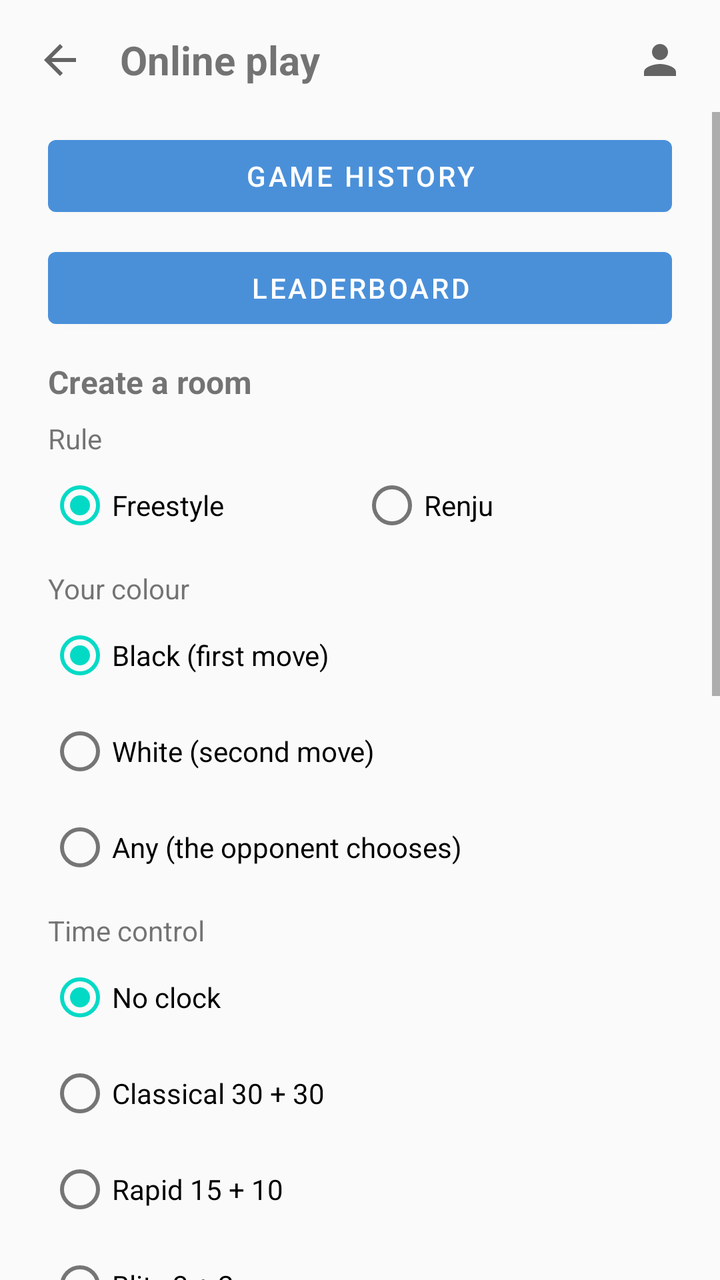
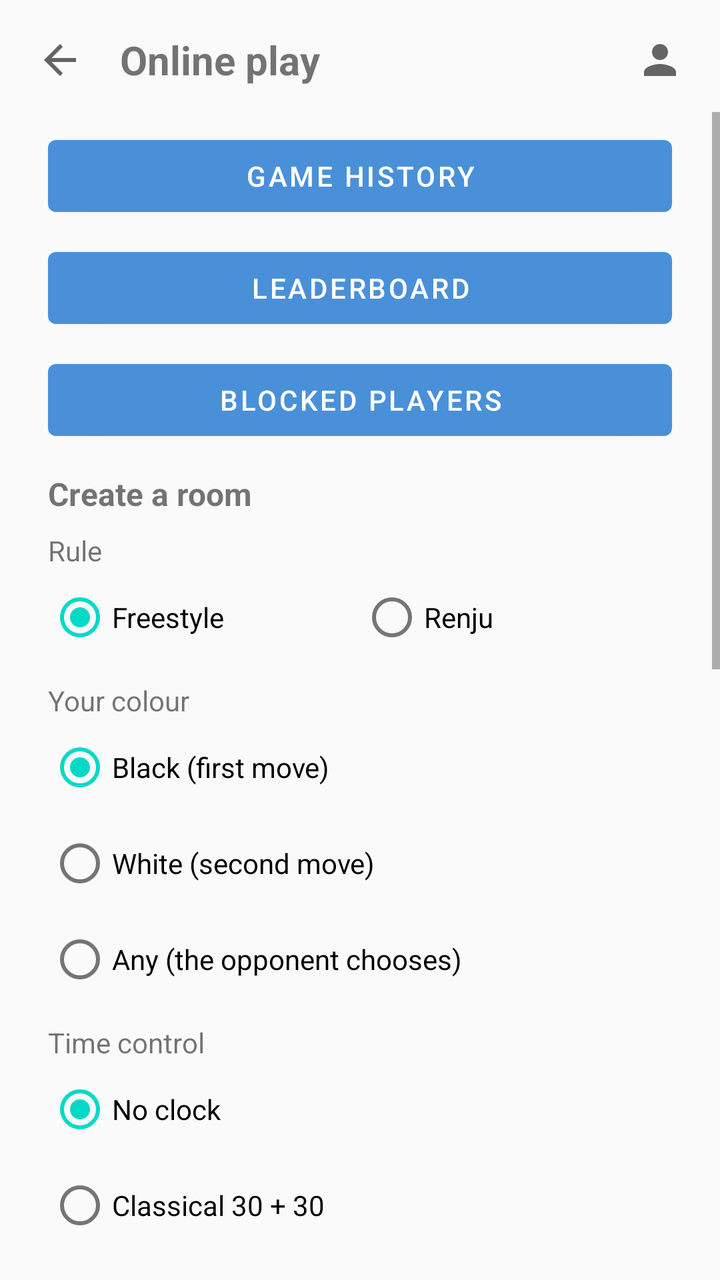

The first picture is an Android layout as it rendered before a commit; the second is the same layout after the commit. The layout source and the unified diff follow.
<!-- AndroidManifest.xml: application theme Theme.Gomoku -->
<!-- res/layout/activity_online.xml -->
<?xml version="1.0" encoding="utf-8"?>
<LinearLayout xmlns:android="http://schemas.android.com/apk/res/android"
    android:id="@+id/onlineRoot"
    android:layout_width="match_parent"
    android:layout_height="match_parent"
    android:orientation="vertical">

    
    <LinearLayout
        android:id="@+id/onlineTopBar"
        android:layout_width="match_parent"
        android:layout_height="wrap_content"
        android:gravity="center_vertical"
        android:orientation="horizontal"
        android:paddingStart="8dp"
        android:paddingEnd="8dp"
        android:paddingTop="8dp"
        android:paddingBottom="4dp">

        <ImageButton
            android:id="@+id/btnOnlineBack"
            android:layout_width="44dp"
            android:layout_height="44dp"
            android:background="?attr/selectableItemBackgroundBorderless"
            android:contentDescription="@string/online_back"
            android:src="@drawable/ic_back" />

        <TextView
            android:id="@+id/tvOnlineTitle"
            android:layout_width="0dp"
            android:layout_height="wrap_content"
            android:layout_marginStart="8dp"
            android:layout_weight="1"
            android:text="@string/online_title"
            android:textSize="20sp"
            android:textStyle="bold" />

        <TextView
            android:id="@+id/tvOnlineNickname"
            android:layout_width="wrap_content"
            android:layout_height="wrap_content"
            android:layout_marginEnd="4dp"
            android:textSize="14sp" />

        <ImageButton
            android:id="@+id/btnOnlineAccount"
            android:layout_width="44dp"
            android:layout_height="44dp"
            android:background="?attr/selectableItemBackgroundBorderless"
            android:contentDescription="@string/account_title"
            android:src="@drawable/ic_account" />
    </LinearLayout>

    <ScrollView
        android:layout_width="match_parent"
        android:layout_height="0dp"
        android:layout_weight="1">

        <LinearLayout
            android:layout_width="match_parent"
            android:layout_height="wrap_content"
            android:orientation="vertical"
            android:paddingStart="24dp"
            android:paddingEnd="24dp"
            android:paddingBottom="16dp">

            <TextView
                android:id="@+id/tvOnlineError"
                android:layout_width="match_parent"
                android:layout_height="wrap_content"
                android:layout_marginBottom="8dp"
                android:textSize="14sp"
                android:visibility="gone" />

            
            <LinearLayout
                android:id="@+id/groupWaiting"
                android:layout_width="match_parent"
                android:layout_height="wrap_content"
                android:orientation="vertical"
                android:visibility="gone">

                <TextView
                    android:id="@+id/tvWaitingTitle"
                    android:layout_width="match_parent"
                    android:layout_height="wrap_content"
                    android:layout_marginTop="8dp"
                    android:text="@string/online_waiting"
                    android:textSize="16sp" />

                <TextView
                    android:id="@+id/tvWaitingCode"
                    android:layout_width="match_parent"
                    android:layout_height="wrap_content"
                    android:layout_marginTop="12dp"
                    android:gravity="center"
                    android:letterSpacing="0.25"
                    android:textSize="40sp"
                    android:textStyle="bold" />

                <TextView
                    android:id="@+id/tvWaitingHint"
                    android:layout_width="match_parent"
                    android:layout_height="wrap_content"
                    android:layout_marginTop="8dp"
                    android:gravity="center"
                    android:text="@string/online_waiting_hint"
                    android:textSize="14sp" />

                <Button
                    android:id="@+id/btnCloseRoom"
                    android:layout_width="match_parent"
                    android:layout_height="wrap_content"
                    android:layout_marginTop="20dp"
                    android:text="@string/online_cancel_room" />
            </LinearLayout>

            
            <LinearLayout
                android:id="@+id/groupForm"
                android:layout_width="match_parent"
                android:layout_height="wrap_content"
                android:orientation="vertical">

                <Button
                    android:id="@+id/btnResume"
                    android:layout_width="match_parent"
                    android:layout_height="wrap_content"
                    android:layout_marginTop="8dp"
                    android:text="@string/online_return_to_game"
                    android:visibility="gone" />

                <Button
                    android:id="@+id/btnHistory"
                    android:layout_width="match_parent"
                    android:layout_height="wrap_content"
                    android:layout_marginTop="8dp"
                    android:text="@string/online_history" />

                <Button
                    android:id="@+id/btnLeaders"
                    android:layout_width="match_parent"
                    android:layout_height="wrap_content"
                    android:layout_marginTop="8dp"
                    android:text="@string/online_leaders" />

                <TextView
                    android:id="@+id/tvCreateTitle"
                    android:layout_width="match_parent"
                    android:layout_height="wrap_content"
                    android:layout_marginTop="12dp"
                    android:text="@string/online_create"
                    android:textSize="16sp"
                    android:textStyle="bold" />

                <TextView
                    android:id="@+id/tvRuleTitle"
                    android:layout_width="match_parent"
                    android:layout_height="wrap_content"
                    android:layout_marginTop="8dp"
                    android:text="@string/online_rule"
                    android:textSize="14sp" />

                <RadioGroup
                    android:id="@+id/rgRule"
                    android:layout_width="match_parent"
                    android:layout_height="wrap_content"
                    android:orientation="horizontal">

                    <RadioButton
                        android:id="@+id/rbFreestyle"
                        android:layout_width="0dp"
                        android:layout_height="wrap_content"
                        android:layout_weight="1"
                        android:checked="true"
                        android:text="@string/online_rule_freestyle" />

                    <RadioButton
                        android:id="@+id/rbRenju"
                        android:layout_width="0dp"
                        android:layout_height="wrap_content"
                        android:layout_weight="1"
                        android:text="@string/online_rule_renju" />
                </RadioGroup>

                <TextView
                    android:id="@+id/tvColorTitle"
                    android:layout_width="match_parent"
                    android:layout_height="wrap_content"
                    android:layout_marginTop="8dp"
                    android:text="@string/online_play_as"
                    android:textSize="14sp" />

                
                <RadioGroup
                    android:id="@+id/rgColor"
                    android:layout_width="match_parent"
                    android:layout_height="wrap_content"
                    android:orientation="vertical">

                    <RadioButton
                        android:id="@+id/rbColorBlack"
                        android:layout_width="match_parent"
                        android:layout_height="wrap_content"
                        android:checked="true"
                        android:text="@string/play_black" />

                    <RadioButton
                        android:id="@+id/rbColorWhite"
                        android:layout_width="match_parent"
                        android:layout_height="wrap_content"
                        android:text="@string/play_white" />

                    <RadioButton
                        android:id="@+id/rbColorAny"
                        android:layout_width="match_parent"
                        android:layout_height="wrap_content"
                        android:text="@string/online_color_any" />
                </RadioGroup>

                <TextView
                    android:id="@+id/tvTimeTitle"
                    android:layout_width="match_parent"
                    android:layout_height="wrap_content"
                    android:layout_marginTop="8dp"
                    android:text="@string/online_time_control"
                    android:textSize="14sp" />

                <RadioGroup
                    android:id="@+id/rgTime"
                    android:layout_width="match_parent"
                    android:layout_height="wrap_content"
                    android:orientation="vertical">

                    <RadioButton
                        android:id="@+id/rbUntimed"
                        android:layout_width="match_parent"
                        android:layout_height="wrap_content"
                        android:checked="true"
                        android:text="@string/online_time_untimed" />

                    <RadioButton
                        android:id="@+id/rbClassic"
                        android:layout_width="match_parent"
                        android:layout_height="wrap_content"
                        android:text="@string/online_time_classic" />

                    <RadioButton
                        android:id="@+id/rbRapid"
                        android:layout_width="match_parent"
                        android:layout_height="wrap_content"
                        android:text="@string/online_time_rapid" />

                    <RadioButton
                        android:id="@+id/rbBlitz"
                        android:layout_width="match_parent"
                        android:layout_height="wrap_content"
                        android:text="@string/online_time_blitz" />
                </RadioGroup>

                <Button
                    android:id="@+id/btnCreate"
                    android:layout_width="match_parent"
                    android:layout_height="wrap_content"
                    android:layout_marginTop="12dp"
                    android:text="@string/online_create_action" />

                
                <Button
                    android:id="@+id/btnQuick"
                    android:layout_width="match_parent"
                    android:layout_height="wrap_content"
                    android:layout_marginTop="8dp"
                    android:text="@string/online_quick" />

                <LinearLayout
                    android:layout_width="match_parent"
                    android:layout_height="wrap_content"
                    android:layout_marginTop="16dp"
                    android:gravity="center_vertical"
                    android:orientation="horizontal">

                    <TextView
                        android:id="@+id/tvLobbyTitle"
                        android:layout_width="0dp"
                        android:layout_height="wrap_content"
                        android:layout_weight="1"
                        android:text="@string/online_lobby"
                        android:textSize="16sp"
                        android:textStyle="bold" />

                    <Button
                        android:id="@+id/btnRefreshLobby"
                        android:layout_width="wrap_content"
                        android:layout_height="wrap_content"
                        android:text="@string/online_lobby_refresh" />
                </LinearLayout>

                <TextView
                    android:id="@+id/tvLobbyEmpty"
                    android:layout_width="match_parent"
                    android:layout_height="wrap_content"
                    android:layout_marginTop="4dp"
                    android:text="@string/online_lobby_empty"
                    android:textSize="14sp" />

                
                <LinearLayout
                    android:id="@+id/lobbyList"
                    android:layout_width="match_parent"
                    android:layout_height="wrap_content"
                    android:orientation="vertical" />

                <TextView
                    android:id="@+id/tvJoinTitle"
                    android:layout_width="match_parent"
                    android:layout_height="wrap_content"
                    android:layout_marginTop="24dp"
                    android:text="@string/online_join"
                    android:textSize="16sp"
                    android:textStyle="bold" />

                <EditText
                    android:id="@+id/etCode"
                    android:layout_width="match_parent"
                    android:layout_height="wrap_content"
                    android:layout_marginTop="8dp"
                    android:hint="@string/online_code"
                    android:importantForAutofill="no"
                    android:inputType="textCapCharacters"
                    android:maxLength="6" />

                <TextView
                    android:id="@+id/tvJoinColorTitle"
                    android:layout_width="match_parent"
                    android:layout_height="wrap_content"
                    android:layout_marginTop="8dp"
                    android:text="@string/online_join_color"
                    android:textSize="14sp" />

                
                <RadioGroup
                    android:id="@+id/rgJoinColor"
                    android:layout_width="match_parent"
                    android:layout_height="wrap_content"
                    android:orientation="vertical">

                    <RadioButton
                        android:id="@+id/rbJoinAny"
                        android:layout_width="match_parent"
                        android:layout_height="wrap_content"
                        android:checked="true"
                        android:text="@string/online_color_any" />

                    <RadioButton
                        android:id="@+id/rbJoinBlack"
                        android:layout_width="match_parent"
                        android:layout_height="wrap_content"
                        android:text="@string/play_black" />

                    <RadioButton
                        android:id="@+id/rbJoinWhite"
                        android:layout_width="match_parent"
                        android:layout_height="wrap_content"
                        android:text="@string/play_white" />
                </RadioGroup>

                <Button
                    android:id="@+id/btnJoin"
                    android:layout_width="match_parent"
                    android:layout_height="wrap_content"
                    android:layout_marginTop="8dp"
                    android:text="@string/online_join_action" />
            </LinearLayout>
        </LinearLayout>
    </ScrollView>

</LinearLayout>
<!-- resources referenced by this layout -->
<resources>
  <!-- drawable ic_account (drawable) -->
  <vector xmlns:android="http://schemas.android.com/apk/res/android"
      android:width="24dp"
      android:height="24dp"
      android:viewportWidth="24"
      android:viewportHeight="24"
      android:tint="?attr/colorControlNormal">
      <path
          android:fillColor="@android:color/white"
          android:pathData="M12,12c2.21,0 4,-1.79 4,-4s-1.79,-4 -4,-4 -4,1.79 -4,4 1.79,4 4,4zM12,14c-2.67,0 -8,1.34 -8,4v2h16v-2c0,-2.66 -5.33,-4 -8,-4z" />
  </vector>
  <!-- drawable ic_back (drawable) -->
  <vector xmlns:android="http://schemas.android.com/apk/res/android"
      android:width="24dp"
      android:height="24dp"
      android:viewportWidth="24"
      android:viewportHeight="24"
      android:tint="?attr/colorControlNormal">
      <path
          android:fillColor="@android:color/white"
          android:pathData="M20,11H7.83l5.59,-5.59L12,4l-8,8 8,8 1.41,-1.41L7.83,13H20v-2z" />
  </vector>
  <string name="account_title">Account</string>
  <string name="online_back">Back</string>
  <string name="online_cancel_room">Close the room</string>
  <string name="online_code">Room code</string>
  <string name="online_color_any">Any (the opponent chooses)</string>
  <string name="online_create">Create a room</string>
  <string name="online_create_action">Create</string>
  <string name="online_history">Game history</string>
  <string name="online_join">Join by code</string>
  <string name="online_join_action">Join</string>
  <string name="online_join_color">Your colour, if the room leaves it open</string>
  <string name="online_leaders">Leaderboard</string>
  <string name="online_lobby">Open games</string>
  <string name="online_lobby_empty">No open games — create a room or find an opponent</string>
  <string name="online_lobby_refresh">Refresh</string>
  <string name="online_play_as">Your colour</string>
  <string name="online_quick">Find an opponent</string>
  <string name="online_return_to_game">Return to the game</string>
  <string name="online_rule">Rule</string>
  <string name="online_rule_freestyle">Freestyle</string>
  <string name="online_rule_renju">Renju</string>
  <string name="online_time_blitz">Blitz 3 + 2</string>
  <string name="online_time_classic">Classical 30 + 30</string>
  <string name="online_time_control">Time control</string>
  <string name="online_time_rapid">Rapid 15 + 10</string>
  <string name="online_time_untimed">No clock</string>
  <string name="online_title">Online play</string>
  <string name="online_waiting">Waiting for an opponent</string>
  <string name="online_waiting_hint">Give this code to your opponent.</string>
  <string name="play_black">Black (first move)</string>
  <string name="play_white">White (second move)</string>
  <style name="Theme.Gomoku" parent="Theme.MaterialComponents.DayNight.NoActionBar">
          <item name="colorPrimary">@color/accent_default</item>
          <item name="colorPrimaryVariant">@color/accent_default</item>
          <item name="colorOnPrimary">@android:color/white</item>
          <item name="android:windowBackground">@color/bg_default</item>
          <item name="android:statusBarColor">@color/bg_default</item>
          <item name="android:navigationBarColor">@color/bg_default</item>
          <item name="android:windowLightStatusBar">true</item>
      </style>
  <color name="accent_default">#4A90D9</color>
  <color name="bg_default">#FAFAFA</color>
</resources>

<!-- the commit's change to res/layout/activity_online.xml (unified diff, before → after) -->
@@ -144,6 +144,14 @@
                     android:layout_marginTop="8dp"
                     android:text="@string/online_leaders" />
 
+                
+                <Button
+                    android:id="@+id/btnBlocked"
+                    android:layout_width="match_parent"
+                    android:layout_height="wrap_content"
+                    android:layout_marginTop="8dp"
+                    android:text="@string/blocks_title" />
+
                 <TextView
                     android:id="@+id/tvCreateTitle"
                     android:layout_width="match_parent"
<!-- resource entries referenced after the edit -->
@@ -23,6 +23,7 @@
           android:pathData="M20,11H7.83l5.59,-5.59L12,4l-8,8 8,8 1.41,-1.41L7.83,13H20v-2z" />
   </vector>
   <string name="account_title">Account</string>
+  <string name="blocks_title">Blocked players</string>
   <string name="online_back">Back</string>
   <string name="online_cancel_room">Close the room</string>
   <string name="online_code">Room code</string>
